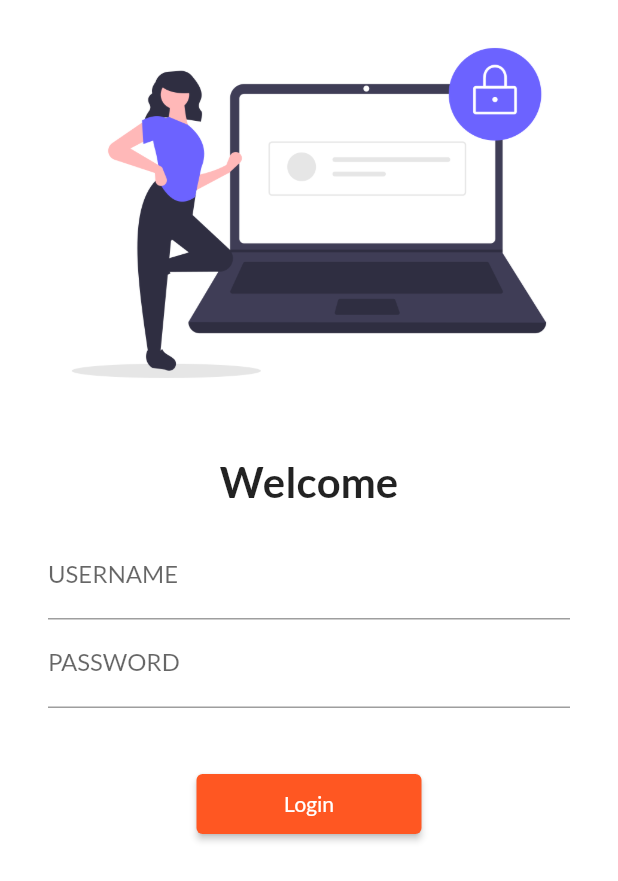
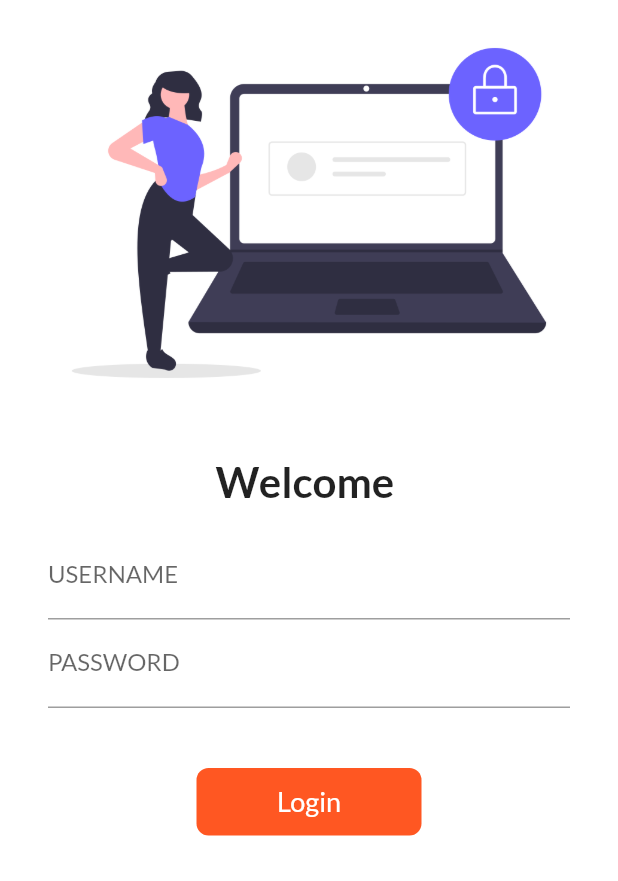
Before and after one commit to Malik-Ahsan/30DaysOfFlutter, a Flutter app: the screen it shows after launch, on a phone screen of 412 x 824 dp. Shown: the top 881 px of the screen. Run offline on Flutter 3.47's test engine with Material 2 defaults, Android fonts, the phone set to English and light mode, and no system bars; our stand-ins replace google_fonts.

Commit message:
day 6 completed

```diff
--- a/lib/pages/login_page.dart
+++ b/lib/pages/login_page.dart
@@ -3,9 +3,16 @@ import 'dart:ui';
 import 'package:flutter/material.dart';
 import 'package:flutter_application_1/utils/routes.dart';
 
-class LoginPage extends StatelessWidget {
+class LoginPage extends StatefulWidget {
   const LoginPage({Key? key}) : super(key: key);
 
+  @override
+  _LoginPageState createState() => _LoginPageState();
+}
+
+class _LoginPageState extends State<LoginPage> {
+  String name = "";
+  bool changeButton = false;
   @override
   Widget build(BuildContext context) {
     return Material(
@@ -21,7 +28,7 @@ class LoginPage extends StatelessWidget {
               height: 20.0,
             ),
             Text(
-              "Welcome",
+              "Welcome $name",
               style: TextStyle(fontSize: 28, fontWeight: FontWeight.bold),
             ),
             Padding(
@@ -32,6 +39,10 @@ class LoginPage extends StatelessWidget {
                   TextFormField(
                     decoration: InputDecoration(
                         hintText: "Enter username", labelText: "USERNAME"),
+                    onChanged: (value) {
+                      name = value;
+                      setState(() {});
+                    },
                   ),
                   TextFormField(
                     obscureText: true,
@@ -43,13 +54,46 @@ class LoginPage extends StatelessWidget {
                   SizedBox(
                     height: 40.0,
                   ),
-                  ElevatedButton(
-                    onPressed: () {
+                  InkWell(
+                    onTap: () async {
+                      setState(() {
+                        changeButton = true;
+                      });
+                      await Future.delayed(Duration(seconds: 1));
                       Navigator.pushNamed(context, MyRoutes.homeRoute);
                     },
-                    child: Text("Login"),
-                    style: TextButton.styleFrom(minimumSize: Size(150, 40)),
-                  )
+                    child: AnimatedContainer(
+                      duration: Duration(seconds: 1),
+                      height: 45,
+                      width: changeButton ? 50 : 150,
+                      alignment: Alignment.center,
+                      child: changeButton
+                          ? Icon(
+                              Icons.done,
+                              color: Colors.white,
+                            )
+                          : Text(
+                              "Login",
+                              style: TextStyle(
+                                color: Colors.white,
+                                fontSize: 18,
+                                //fontWeight: FontWeight.bold
+                              ),
+                            ),
+                      decoration: BoxDecoration(
+                        color: Colors.deepOrange,
+                        borderRadius:
+                            BorderRadius.circular(changeButton ? 50 : 8),
+                      ),
+                    ),
+                  ),
+                  //ElevatedButton(
+                  //onPressed: () {
+                  //Navigator.pushNamed(context, MyRoutes.homeRoute);
+                  //},
+                  //child: Text("Login"),
+                  //style: TextButton.styleFrom(minimumSize: Size(150, 40)),
+                  //)
                 ],
               ),
             ),
```
